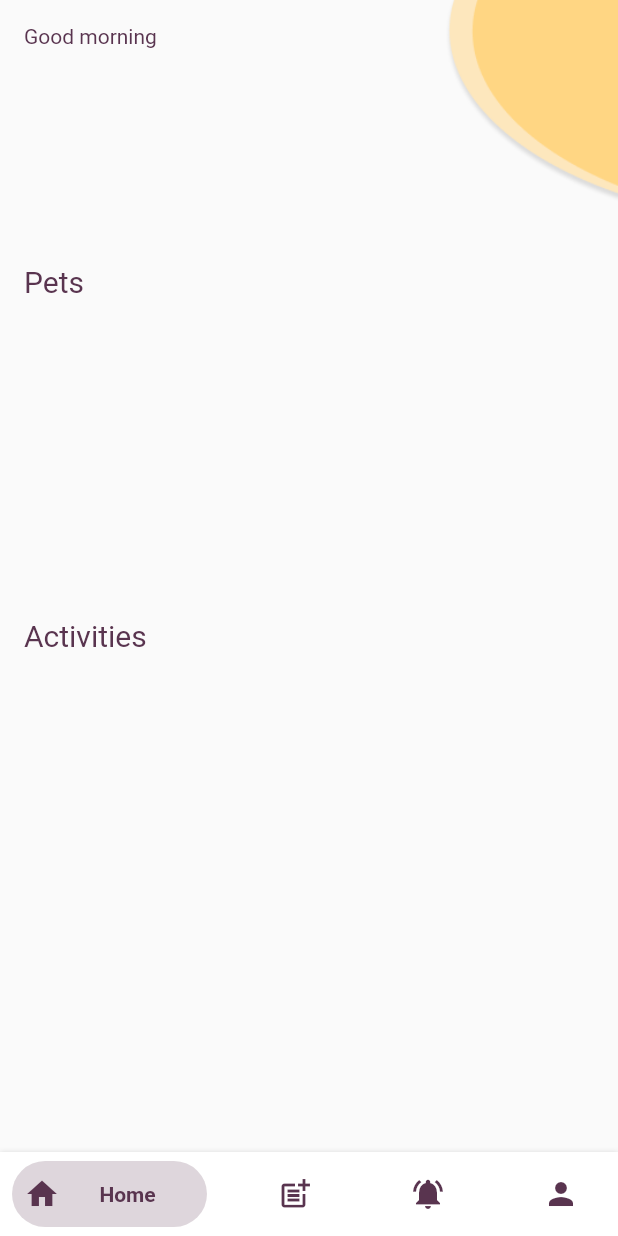
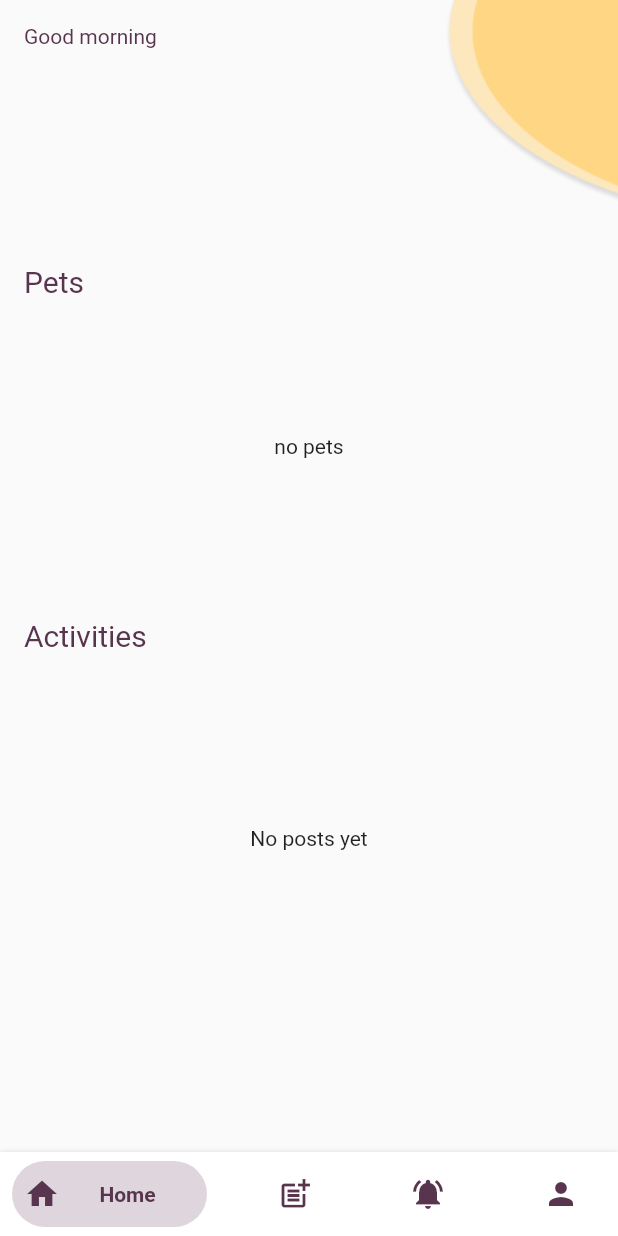
Before and after one commit to Waldalmullah/aaab, a Flutter app: the HomeView screen opened by its route, on a phone screen of 412 x 824 dp. Run offline on Flutter 3.47's test engine with Material 2 defaults, Android fonts, the phone set to English and light mode, and no system bars; drawn by our look-alikes of bottom_navy_bar; our stand-ins replace auto_route, cloud_firestore, firebase_auth, firebase_core, firebase_storage, flutter_svg and 5 more; missing offline and left inert: open_mail_app; accounts and stored records are empty; network calls fail; project files that could hold a hidden picture were left out.

Commit message:
some chnages

```diff
--- a/lib/app/models/Post.dart
+++ b/lib/app/models/Post.dart
@@ -12,7 +12,7 @@ class Post {
   final PostStatus? status;
   final String? description;
   final int? likes;
-  final DocumentReference? userRef;
+  final DocumentReference? user;
 
   Post(
       {this.title,
@@ -21,7 +21,7 @@ class Post {
       this.status,
       this.description,
       this.likes,
-      this.userRef});
+      this.user});
 
   Post copyWith({
     String? title,
@@ -30,7 +30,7 @@ class Post {
     PostStatus? status,
     String? description,
     int? likes,
-    DocumentReference? userRef,
+    DocumentReference? user,
   }) =>
       Post(
         title: title ?? this.title,
@@ -39,17 +39,17 @@ class Post {
         status: status ?? this.status,
         description: description ?? this.description,
         likes: likes ?? this.likes,
-        userRef: userRef ?? this.userRef,
+        user: user ?? this.user,
       );
 
   Map<String, dynamic> toMap() => {
         'title': title,
         'photo': photo,
         'petName': petName,
-        'status': status.toString(),
+        'status': status?.name ?? PostStatus.NONE,
         'description': description,
         'likes': likes,
-        'userRef': userRef,
+        'user': user,
       };
 
   String toJson() => json.encode(toMap());
@@ -65,14 +65,14 @@ class Post {
       status: PostStatus.values
           .firstWhere((e) => describeEnum(e) == map['status'].toUpperCase()),
       description: map['description'],
-      userRef: map['userRef'],
+      user: map['user'],
     );
   }
   factory Post.fromJson(String source) => Post.fromMap(json.decode(source));
 
   @override
   String toString() =>
-      'Post(title: $title, photo: $photo, petName: $petName, status: $status, description: $description, userRef: $userRef, likes: $likes)';
+      'Post(title: $title, photo: $photo, petName: $petName, status: $status, description: $description, user: $user, likes: $likes)';
 
   @override
   bool operator ==(Object other) {
@@ -83,7 +83,7 @@ class Post {
         other.petName == petName &&
         other.status == status &&
         other.likes == likes &&
-        other.userRef == userRef &&
+        other.user == user &&
         other.description == description;
   }
 
@@ -93,7 +93,7 @@ class Post {
       photo.hashCode ^
       petName.hashCode ^
       status.hashCode ^
-      userRef.hashCode ^
+      user.hashCode ^
       likes.hashCode ^
       description.hashCode;
 }
--- a/lib/app/services/FireStoreService.dart
+++ b/lib/app/services/FireStoreService.dart
@@ -11,9 +11,9 @@ import '../locator/locator.dart';
 
 @lazySingleton
 class FireStoreService {
+  final FirebaseFirestore instance = FirebaseFirestore.instance;
+
   CollectionReference<Map<String, dynamic>> animalsSheltersCollection =
       FirebaseFirestore.instance.collection('animals_shelters');
 
-
-
 }
--- a/lib/ui/views/home/home_view.dart
+++ b/lib/ui/views/home/home_view.dart
@@ -70,7 +70,14 @@ class _HomeViewState extends State<HomeView> {
           child: MediaQuery.removePadding(
             context: context,
             removeTop: true,
-            child: ListView.separated(
+            child: model.posts!.isEmpty
+                ? const Padding(
+                    padding: EdgeInsets.only(top: 100),
+                    child: Center(
+                      child: Text('No posts yet'),
+                    ),
+                  )
+                : ListView.separated(
                     itemCount: model.posts?.length ?? 0,
                     shrinkWrap: true,
                     physics: const ScrollPhysics(),
@@ -83,9 +90,8 @@ class _HomeViewState extends State<HomeView> {
                         img: _post.photo ??
                             'https://upload.wikimedia.org/wikipedia/commons/thumb/3/3a/Cat03.jpg/1200px-Cat03.jpg',
                         onTap: () => {
-                    if(_post.status == PostStatus.LOST){
-                      model.pushLostIt(_post)
-                    }
+                          if (_post.status == PostStatus.LOST)
+                            {model.pushLostIt(_post)}
                         },
                       );
                     },
@@ -125,7 +131,11 @@ class _HomeViewState extends State<HomeView> {
             : SizedBox(
                 height: 165,
                 width: double.infinity,
-                child: ListView.separated(
+                child: model.myPosts!.isEmpty
+                    ? const Center(
+                        child: Text('no pets'),
+                      )
+                    : ListView.separated(
                         itemCount: model.myPosts!.length,
                         scrollDirection: Axis.horizontal,
                         shrinkWrap: true,
--- a/pubspec.yaml
+++ b/pubspec.yaml
@@ -23,6 +23,7 @@ dependencies:
   bottom_navy_bar: ^6.0.0
   intl: ^0.17.0
   open_mail_app: ^0.4.5
+  uuid: ^3.0.7
 
 
 dev_dependencies:
```
Also changed, not shown: lib/app/services/PostService.dart (+5 -3 lines), lib/ui/views/create_post/create_post_view.dart (+40 -4 lines), lib/ui/views/create_post/create_post_view_model.dart (+93 -9 lines), lib/ui/views/found_it/widgets/found_it_image.dart (+8 -2 lines), lib/ui/views/sing_up/widgets/sing_up_image.dart (+8 -2 lines), pubspec.lock. Lines whose indentation alone changed are shown as unchanged.
